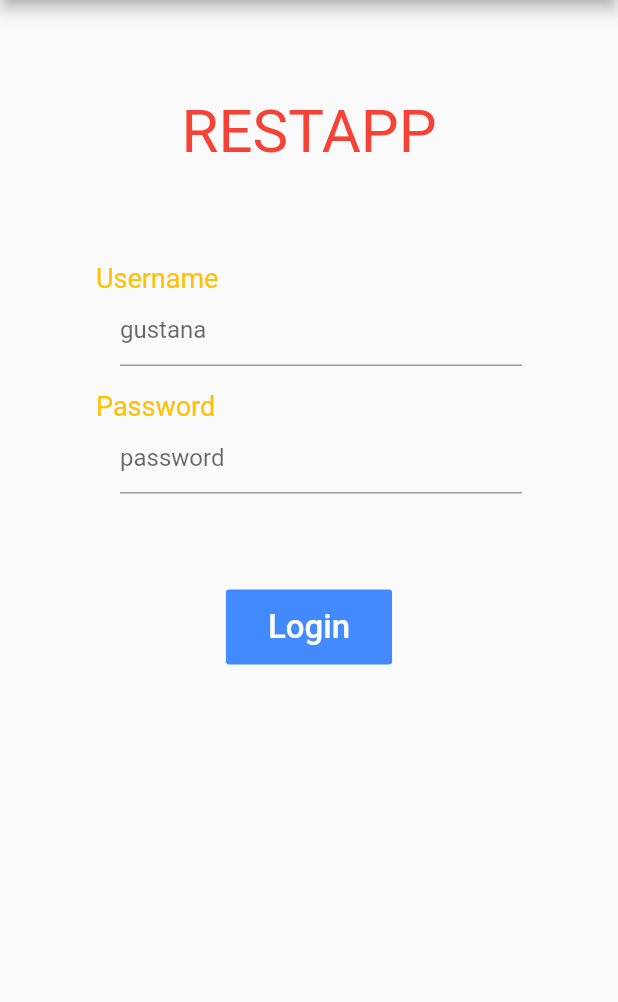
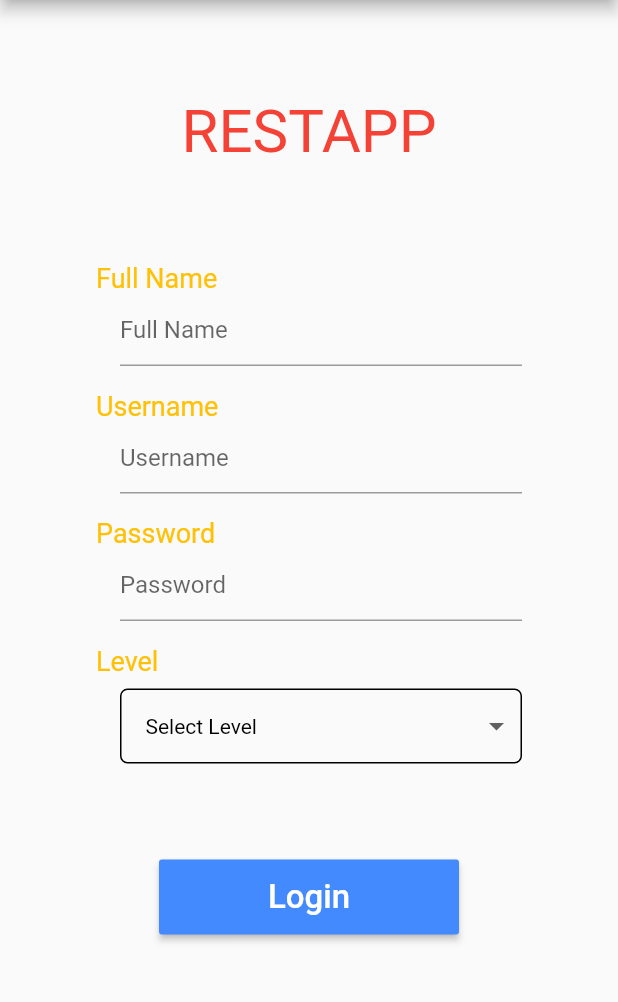
Before and after one commit to Gustana/DummyFlutter, a Flutter app: the screen it shows after launch, on a phone screen of 412 x 824 dp, the part 84-1086 px from its top. Run offline on Flutter 3.47's test engine with Material 2 defaults, Android fonts, the phone set to English and light mode, and no system bars.

Commit message:
added feature register

```diff
--- /dev/null
+++ b/flutter_app/lib/helper/api_helper.dart
@@ -0,0 +1,17 @@
+import 'dart:async';
+import 'dart:convert';
+import 'package:http/http.dart' as http;
+
+import 'package:flutter_app/model/post/register.dart';
+
+class ApiHelper{
+  static Future<Register> register() async{
+    final registerResponse = await http.get('http://localhost/resto/process/auth/register/register.php');
+
+    if(registerResponse.statusCode == 200){
+      return Register.fromJson(json.decode(registerResponse.body));
+    }else{
+      throw Exception('Failed to register');
+    }
+  }
+}
--- a/flutter_app/lib/main.dart
+++ b/flutter_app/lib/main.dart
@@ -1,5 +1,11 @@
+import 'dart:async';
+
 import 'package:flutter/material.dart';
-import 'route/mainRoute.dart';
+import 'package:http/http.dart' as http;
+
+import 'package:flutter_app/helper/api_helper.dart';
+import 'package:flutter_app/route/mainRoute.dart';
+import 'package:flutter_app/model/post/register.dart';
 
 void main() => runApp(MyApp());
 
@@ -17,14 +23,34 @@ class MyApp extends StatelessWidget {
   }
 }
 
-class RegisterPage extends StatelessWidget {
+class RegisterPage extends StatefulWidget {
 
-  static final appName = 'Flutter App';
+  RegisterPage({Key key}) : super(key : key);
 
-  void moveToHome(BuildContext context){
-    Navigator.pushReplacement(context, MaterialPageRoute(
-      builder: (context)=> MainRoute()
-    ));
+  @override
+  State<StatefulWidget> createState() => RegisterPageState();
+
+}
+
+class RegisterPageState extends State<RegisterPage>{
+
+  Future<Register>  _registerUser;
+
+  final appName = 'Flutter App';
+
+  String _levelUser = 'Select Level';
+  static const levelUserData = [
+    'Select Level',
+    'Owner',
+    'Cashier',
+    'Waiter',
+    'Admin',
+    'Costumer'
+  ];
+
+@override
+  void initState() {
+    super.initState();
   }
 
 @override
@@ -34,7 +60,10 @@ class RegisterPage extends StatelessWidget {
         backgroundColor: Colors.red.shade600,
         title: Text(appName)
       ),
-      body: Container(
+      body: SingleChildScrollView(
+        child: Stack(
+          children: <Widget>[
+          Container(
             child: Column(
               crossAxisAlignment: CrossAxisAlignment.start,
               children: <Widget>[
@@ -54,7 +83,7 @@ class RegisterPage extends StatelessWidget {
                       crossAxisAlignment: CrossAxisAlignment.start,
                       mainAxisSize: MainAxisSize.min,
                       children: <Widget>[
-                  Text('Username',
+                        Text('Full Name',
                         style: TextStyle(
                           color: Colors.amber,
                           fontSize: 18
@@ -62,9 +91,34 @@ class RegisterPage extends StatelessWidget {
                         Container(
                           margin: EdgeInsets.only(left: 16),
                           child: Form(
+                            key: Key('fullname'),
                             child: TextFormField(
                               decoration: InputDecoration(
-                          hintText: 'gustana'
+                                hintText: 'Full Name'
+                              ),
+                            ),
+                          )
+                        )
+                      ]
+                    )
+                  ),
+                  Container(
+                    margin: EdgeInsets.only(top: 16, left: 64, right: 64),
+                    child: Column(
+                      crossAxisAlignment: CrossAxisAlignment.start,
+                      mainAxisSize: MainAxisSize.min,
+                      children: <Widget>[
+                        Text('Username',style: TextStyle(
+                          color: Colors.amber,
+                          fontSize: 18
+                        )),
+                        Container(
+                          margin: EdgeInsets.only(left: 16),
+                          child: Form(
+                            key: Key('username'),
+                            child: TextFormField(
+                              decoration: InputDecoration(
+                                hintText: 'Username'
                               ),
                             ),
                           )
@@ -85,10 +139,11 @@ class RegisterPage extends StatelessWidget {
                         Container(
                           margin: EdgeInsets.only(left: 16),
                           child: Form(
+                            key: Key('password'),
                             child: TextFormField(
                               obscureText: true,
                               decoration: InputDecoration(
-                          hintText: 'password',
+                                hintText: 'Password'
                               ),
                             ),
                           )
@@ -97,12 +152,75 @@ class RegisterPage extends StatelessWidget {
                     )
                   ),
                   Container(
-              margin: EdgeInsets.only(top: 64),
+                    margin: EdgeInsets.only(right: 64, left: 64, top: 16),
+                    child: Column(
+                      crossAxisAlignment: CrossAxisAlignment.start,
+                      children: <Widget>[
+                        Container(
+                          child: Text(
+                            'Level',
+                            style: TextStyle(
+                              color: Colors.amber,
+                              fontSize: 18,
+                            ),
+                          )
+                        ),
+                        Container(
+                          decoration: ShapeDecoration(
+                            shape: RoundedRectangleBorder(
+                              side: BorderSide(
+                                width: 1.0,
+                                style: BorderStyle.solid
+                              ),
+                              borderRadius: BorderRadius.all(
+                                Radius.circular(5.0)
+                              )
+                            )
+                          ),
+                          margin: EdgeInsets.only(top: 8, left: 16),
+                          width: 280,
+                          child: Form(
+                            key: Key('levelUser'),
+                            child: DropdownButtonHideUnderline(
+                              child: ButtonTheme(
+                                alignedDropdown: true,
+                                child: DropdownButton<String>(
+                                  value: _levelUser,
+                                  icon: Icon(Icons.arrow_drop_down),
+                                  iconSize: 24,
+                                  elevation: 16,
+                                  style: TextStyle(
+                                    color: Colors.black
+                                  ),
+                                  items: levelUserData.map<DropdownMenuItem<String>>((String value){
+                                    return DropdownMenuItem<String>(
+                                      value: value,
+                                      child: Text(value),
+                                    );
+                                  }).toList(),
+                                  onChanged: (String data){
+                                    setState(() {
+                                      _levelUser = data;
+                                    });
+                                  },
+                                )
+                              )
+                            )
+                          ),
+                        ),
+                      ],
+                    ),
+                  ),
+                  Container(
+                    margin: EdgeInsets.only(top: 64, bottom: 64),
                     child: Center(
-                child: FlatButton(
+                      child: ButtonTheme(
+                        minWidth: 200,
+                        child: RaisedButton(
                           color: Colors.blueAccent,
                           splashColor: Colors.greenAccent,
-                  onPressed: (){moveToHome(context);
+                          onPressed: ()async{
+                            //moveToHome(context);
                           },
                           child: Container(
                             padding: EdgeInsets.all(12),
@@ -115,9 +233,19 @@ class RegisterPage extends StatelessWidget {
                         ),
                       )
                     )
+                  ),
                 ],
               ),
             ),
+          ],
+        )
+      )
     );
   }
 }
+
+void moveToHome(BuildContext context){
+    Navigator.pushReplacement(context, MaterialPageRoute(
+      builder: (context)=> MainRoute()
+    ));
+  }
--- /dev/null
+++ b/flutter_app/lib/model/post/register.dart
@@ -0,0 +1,20 @@
+class Register{
+  final String fullName, userName, password, level;
+
+  Register({this.fullName, this.userName, this.password, this.level});
+
+  factory Register.fromJson(Map<String, dynamic> json){
+    return Register(
+      fullName: json['fullName'],
+      userName: json['userName'],
+      password: json['password'],
+      level: json['level']
+    );
+  }
+
+  Map registerToMap(){
+    Map map = new Map<String, dynamic>();
+
+    return map;
+  }
+}
--- a/flutter_app/lib/route/mainRoute.dart
+++ b/flutter_app/lib/route/mainRoute.dart
@@ -1,4 +1,5 @@
 import 'package:flutter/material.dart';
+import 'package:http/http.dart' as http;
 
 class MainRoute extends StatefulWidget{
 
@@ -10,7 +11,26 @@ class MainRoute extends StatefulWidget{
 }
 
 class _MainRouteState extends State<MainRoute>{
+
   int _selectedIndex = 0;
+
+  @override
+  void initState(){
+    super.initState();
+
+  }
+
+  @override
+  void dispose(){
+    super.dispose();
+  }
+
+  void _onItemSelected(int index){
+    setState(() {
+      _selectedIndex =  index;
+    });
+  }
+
   static const TextStyle btmNavTextStyle = TextStyle(fontSize: 30, fontWeight: FontWeight.bold);
   final List<Widget> _widgetPage = <Widget>[
     Container(
@@ -51,7 +71,7 @@ class _MainRouteState extends State<MainRoute>{
                     margin: EdgeInsets.only(top: 8),
                     child: Row(
                       crossAxisAlignment: CrossAxisAlignment.start,
-                        mainAxisSize: MainAxisSize.max,
+                      mainAxisSize: MainAxisSize.min,
                       children: <Widget>[
                         Text('Rp. ', style: TextStyle(
                           fontSize: 18
@@ -79,12 +99,6 @@ class _MainRouteState extends State<MainRoute>{
     Text('dsf')
   ];
 
-  void _onItemSelected(int index){
-    setState(() {
-      _selectedIndex =  index;
-    });
-  }
-
   @override
   Widget build(BuildContext context) {
     return Scaffold(
@@ -93,6 +107,7 @@ class _MainRouteState extends State<MainRoute>{
         title: Text('Flutter App')
       ),
       body : _widgetPage.elementAt(_selectedIndex),
+      // _widgetPage.elementAt(_selectedIndex),
       bottomNavigationBar: BottomNavigationBar(
         items: const <BottomNavigationBarItem>[
           BottomNavigationBarItem(
--- a/flutter_app/pubspec.yaml
+++ b/flutter_app/pubspec.yaml
@@ -19,6 +19,9 @@ environment:
 dependencies:
   flutter:
     sdk: flutter
+
+    #HTTP library
+  http: ^0.12.0+3
 
   # The following adds the Cupertino Icons font to your application.
   # Use with the CupertinoIcons class for iOS style icons.
```
Also changed, not shown: flutter_app/pubspec.lock. Lines whose indentation alone changed are shown as unchanged.
